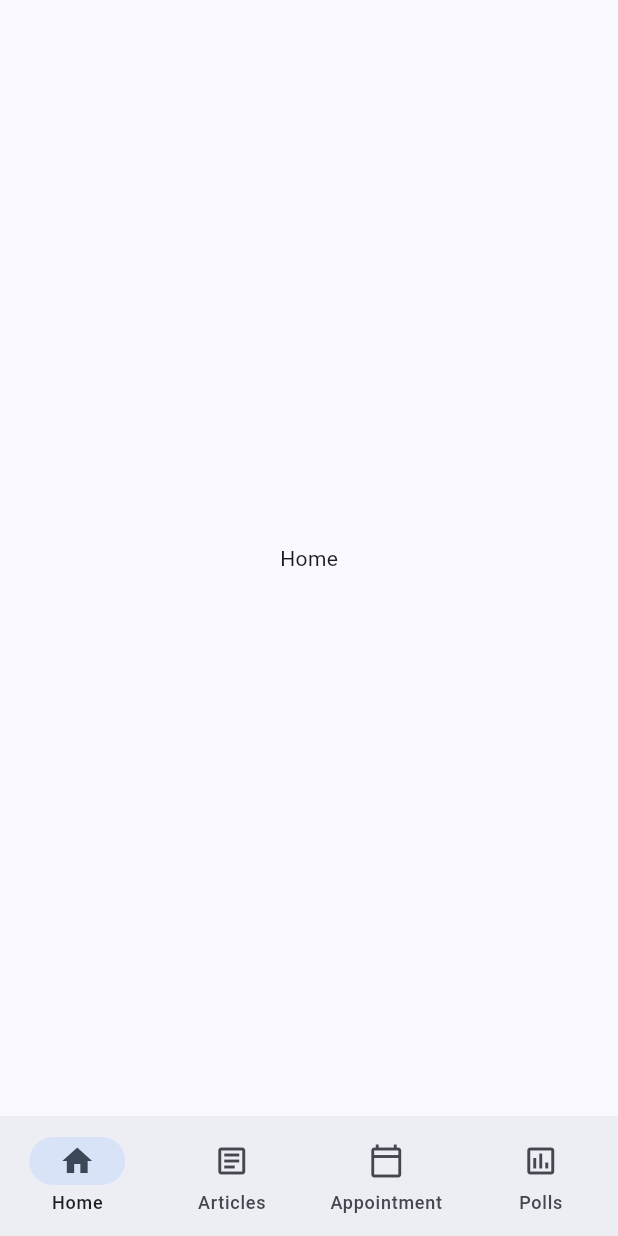
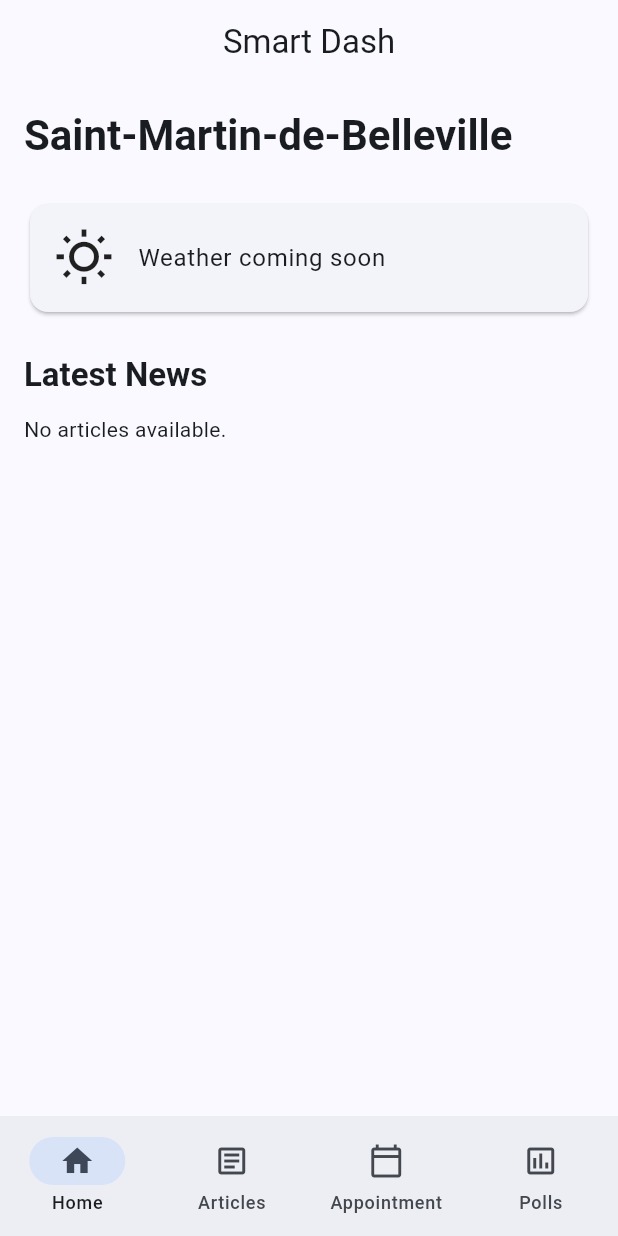
Before and after one commit to Cedric0510/civic_application, a Flutter app: the screen it shows after launch, on a phone screen of 412 x 824 dp. Run offline on Flutter 3.47's test engine with Material 3 defaults, Android fonts, the phone set to English and light mode, and no system bars; our stand-ins replace equatable, flutter_dotenv, flutter_riverpod, go_router, supabase_flutter; accounts and stored records are empty.

Commit message:
Home page created

```diff
--- a/lib/core/constants/supabase_constants.dart
+++ b/lib/core/constants/supabase_constants.dart
@@ -4,4 +4,5 @@ abstract final class SupabaseConstants {
   static const String pollsTable = 'polls';
   static const String pollOptionsTable = 'poll_options';
   static const String pollVotesTable = 'poll_votes';
+  static const String settingsTable = 'settings';
 }
--- a/lib/core/routing/app_router.dart
+++ b/lib/core/routing/app_router.dart
@@ -1,5 +1,6 @@
 import 'package:civic_app/features/articles/presentation/pages/article_detail_page.dart';
 import 'package:civic_app/features/articles/presentation/pages/articles_page.dart';
+import 'package:civic_app/features/home/presentation/pages/home_page.dart';
 import 'package:civic_app/shared/widgets/main_scaffold.dart';
 import 'package:flutter/material.dart';
 import 'package:flutter_riverpod/flutter_riverpod.dart';
@@ -12,11 +13,7 @@ final appRouterProvider = Provider<GoRouter>((ref) {
       ShellRoute(
         builder: (context, state, child) => MainScaffold(child: child),
         routes: [
-          GoRoute(
-            path: '/home',
-            builder: (context, state) =>
-                const Scaffold(body: Center(child: Text('Home'))),
-          ),
+          GoRoute(path: '/home', builder: (context, state) => const HomePage()),
           GoRoute(
             path: '/articles',
             builder: (context, state) => const ArticlesPage(),
--- /dev/null
+++ b/lib/features/home/presentation/pages/home_page.dart
@@ -0,0 +1,28 @@
+import 'package:civic_app/features/home/presentation/widgets/latest_articles_section.dart';
+import 'package:civic_app/features/home/presentation/widgets/village_name_widget.dart';
+import 'package:civic_app/features/home/presentation/widgets/weather_section.dart';
+import 'package:flutter/material.dart';
+
+class HomePage extends StatelessWidget {
+  const HomePage({super.key});
+
+  @override
+  Widget build(BuildContext context) {
+    return Scaffold(
+      appBar: AppBar(title: const Text('Smart Dash')),
+      body: const SingleChildScrollView(
+        padding: EdgeInsets.all(16),
+        child: Column(
+          crossAxisAlignment: CrossAxisAlignment.start,
+          children: [
+            VillageNameWidget(),
+            SizedBox(height: 24),
+            WeatherSection(),
+            SizedBox(height: 24),
+            LatestArticlesSection(),
+          ],
+        ),
+      ),
+    );
+  }
+}
--- /dev/null
+++ b/lib/features/home/presentation/widgets/latest_articles_section.dart
@@ -0,0 +1,49 @@
+import 'package:civic_app/core/constants/app_constants.dart';
+import 'package:civic_app/features/articles/presentation/controllers/articles_controller.dart';
+import 'package:civic_app/features/articles/presentation/widgets/article_card.dart';
+import 'package:flutter/material.dart';
+import 'package:flutter_riverpod/flutter_riverpod.dart';
+import 'package:go_router/go_router.dart';
+
+class LatestArticlesSection extends ConsumerWidget {
+  const LatestArticlesSection({super.key});
+
+  @override
+  Widget build(BuildContext context, WidgetRef ref) {
+    final state = ref.watch(articlesControllerProvider);
+    return Column(
+      crossAxisAlignment: CrossAxisAlignment.start,
+      children: [
+        Text(
+          'Latest News',
+          style: Theme.of(
+            context,
+          ).textTheme.titleLarge?.copyWith(fontWeight: FontWeight.bold),
+        ),
+        const SizedBox(height: 12),
+        state.when(
+          loading: () => const Center(child: CircularProgressIndicator()),
+          error: (error, _) => Text(error.toString()),
+          data: (articles) {
+            final latestArticles = articles
+                .take(AppConstants.homeArticlesCount)
+                .toList();
+            if (latestArticles.isEmpty) {
+              return const Text('No articles available.');
+            }
+            return Column(
+              children: latestArticles
+                  .map(
+                    (article) => ArticleCard(
+                      article: article,
+                      onTap: () => context.push('/articles/${article.id}'),
+                    ),
+                  )
+                  .toList(),
+            );
+          },
+        ),
+      ],
+    );
+  }
+}
--- /dev/null
+++ b/lib/features/home/presentation/widgets/village_name_widget.dart
@@ -0,0 +1,28 @@
+import 'package:civic_app/core/constants/app_constants.dart';
+import 'package:civic_app/features/settings/presentation/controllers/settings_providers.dart';
+import 'package:flutter/material.dart';
+import 'package:flutter_riverpod/flutter_riverpod.dart';
+
+class VillageNameWidget extends ConsumerWidget {
+  const VillageNameWidget({super.key});
+
+  @override
+  Widget build(BuildContext context, WidgetRef ref) {
+    final state = ref.watch(citySettingsProvider);
+    return state.when(
+      loading: () => const SizedBox.shrink(),
+      error: (error, stackTrace) => Text(
+        AppConstants.villageName,
+        style: Theme.of(
+          context,
+        ).textTheme.headlineMedium?.copyWith(fontWeight: FontWeight.bold),
+      ),
+      data: (settings) => Text(
+        settings.villageName,
+        style: Theme.of(
+          context,
+        ).textTheme.headlineMedium?.copyWith(fontWeight: FontWeight.bold),
+      ),
+    );
+  }
+}
--- /dev/null
+++ b/lib/features/home/presentation/widgets/weather_section.dart
@@ -0,0 +1,24 @@
+import 'package:flutter/material.dart';
+
+class WeatherSection extends StatelessWidget {
+  const WeatherSection({super.key});
+
+  @override
+  Widget build(BuildContext context) {
+    return Card(
+      child: Padding(
+        padding: const EdgeInsets.all(16),
+        child: Row(
+          children: [
+            const Icon(Icons.wb_sunny_outlined, size: 40),
+            const SizedBox(width: 16),
+            Text(
+              'Weather coming soon',
+              style: Theme.of(context).textTheme.bodyLarge,
+            ),
+          ],
+        ),
+      ),
+    );
+  }
+}
--- /dev/null
+++ b/lib/features/settings/domain/repositories/settings_repository.dart
@@ -0,0 +1,5 @@
+import 'package:civic_app/features/settings/domain/entities/city_settings.dart';
+
+abstract class SettingsRepository {
+  Future<CitySettings> getCitySettings();
+}
--- /dev/null
+++ b/lib/features/settings/presentation/controllers/settings_providers.dart
@@ -0,0 +1,23 @@
+import 'package:civic_app/core/providers/supabase_provider.dart';
+import 'package:civic_app/features/settings/data/datasources/settings_supabase_datasource.dart';
+import 'package:civic_app/features/settings/data/repositories/settings_repository_impl.dart';
+import 'package:civic_app/features/settings/domain/entities/city_settings.dart';
+import 'package:civic_app/features/settings/domain/repositories/settings_repository.dart';
+import 'package:civic_app/features/settings/domain/usecases/get_city_settings_usecase.dart';
+import 'package:flutter_riverpod/flutter_riverpod.dart';
+
+final settingsDatasourceProvider = Provider<SettingsSupabaseDatasource>((ref) {
+  return SettingsSupabaseDatasource(ref.watch(supabaseClientProvider));
+});
+
+final settingsRepositoryProvider = Provider<SettingsRepository>((ref) {
+  return SettingsRepositoryImpl(ref.watch(settingsDatasourceProvider));
+});
+
+final getCitySettingsUseCaseProvider = Provider<GetCitySettingsUseCase>((ref) {
+  return GetCitySettingsUseCase(ref.watch(settingsRepositoryProvider));
+});
+
+final citySettingsProvider = FutureProvider<CitySettings>((ref) {
+  return ref.read(getCitySettingsUseCaseProvider)();
+});
```
Also changed, not shown: lib/features/settings/data/datasources/settings_supabase_datasource.dart (added, +22 -0 lines), lib/features/settings/data/models/city_settings_model.dart (added, +13 -0 lines), lib/features/settings/data/repositories/settings_repository_impl.dart (added, +12 -0 lines), lib/features/settings/domain/entities/city_settings.dart (added, +10 -0 lines), lib/features/settings/domain/usecases/get_city_settings_usecase.dart (added, +10 -0 lines).
